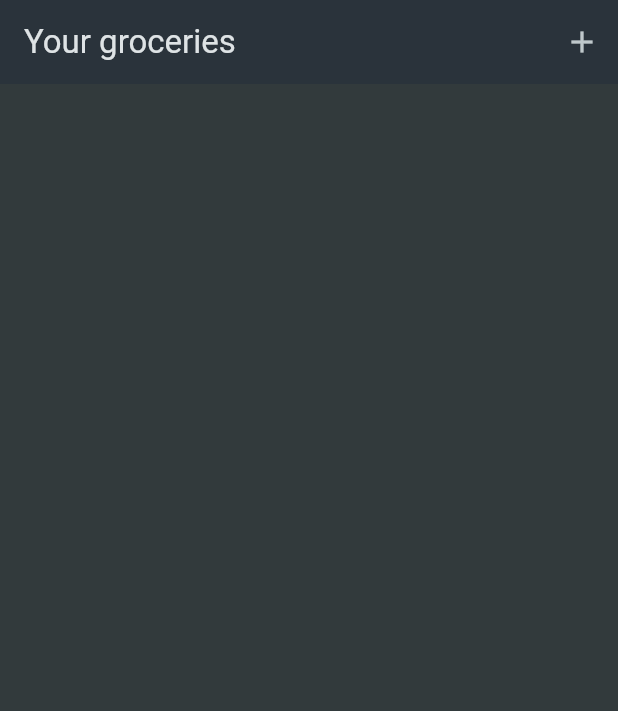
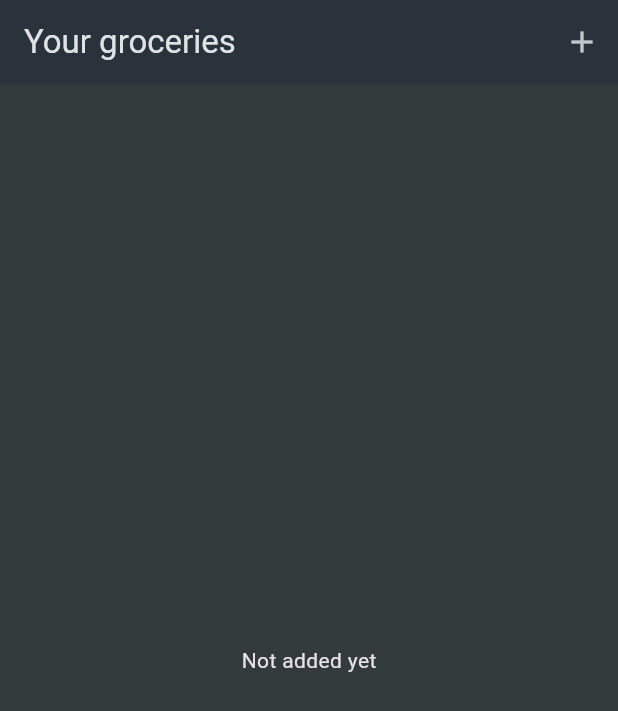
Before and after one commit to IvanRobak/shopping_list, a Flutter app: the screen it shows after launch, on a phone screen of 412 x 824 dp. Shown: the top 711 px of the screen. Run offline on Flutter 3.47's test engine with Material 3 defaults, Android fonts, the phone set to English and light mode, and no system bars.

Commit message:
delete task

```diff
--- a/lib/widgets/grocery_list.dart
+++ b/lib/widgets/grocery_list.dart
@@ -24,8 +24,38 @@ class _GroceryListState extends State<GroceryList> {
     });
   }
 
+  void _removeItem(GroceryItem item) {
+    setState(() {
+      _groceryItems.remove(item);
+    });
+  }
+
   @override
   Widget build(BuildContext context) {
+    Widget content = const Center(
+      child: Text('Not added yet'),
+    );
+
+    if (_groceryItems.isNotEmpty) {
+      content = ListView.builder(
+        itemCount: _groceryItems.length,
+        itemBuilder: ((context, index) => Dismissible(
+              onDismissed: (direction) {
+                _removeItem(_groceryItems[index]);
+              },
+              key: ValueKey(_groceryItems[index].id),
+              child: ListTile(
+                title: Text(_groceryItems[index].name),
+                leading: Container(
+                  width: 24,
+                  height: 24,
+                  color: _groceryItems[index].category.color,
+                ),
+                trailing: Text(_groceryItems[index].quantity.toString()),
+              ),
+            )),
+      );
+    }
     return Scaffold(
       appBar: AppBar(
         title: const Text('Your groceries'),
@@ -33,18 +63,7 @@ class _GroceryListState extends State<GroceryList> {
           IconButton(onPressed: _addItem, icon: const Icon(Icons.add)),
         ],
       ),
-      body: ListView.builder(
-        itemCount: _groceryItems.length,
-        itemBuilder: ((context, index) => ListTile(
-              title: Text(_groceryItems[index].name),
-              leading: Container(
-                width: 24,
-                height: 24,
-                color: _groceryItems[index].category.color,
-              ),
-              trailing: Text(_groceryItems[index].quantity.toString()),
-            )),
-      ),
+      body: content,
     );
   }
 }
```
